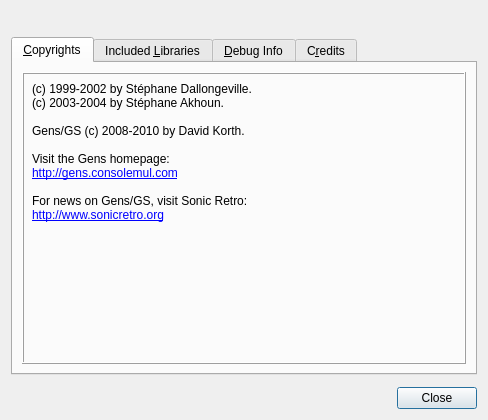
This is src/gens-qt4/ui/AboutWindow.ui in GerbilSoft/gens-gs-ii as Qt 5 draws it before an edit. The edited form follows.
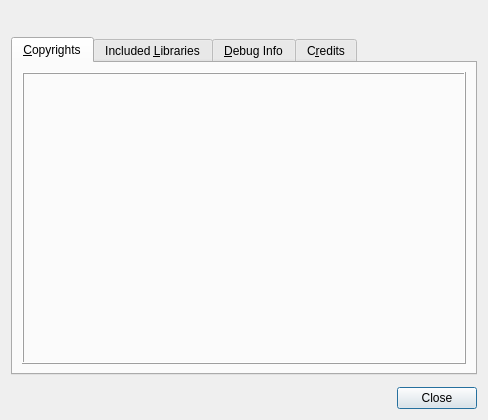
This is the edited form. Icons and pictures are not drawn.

Commit message:
[gens-qt4] AboutWindow::initAboutWindowText(): Set the copyright string in code instead of in the UI file.
This makes it easier to update the copyright string and to translate
various parts of it, including the website descriptions.

Diff of the .ui file:
```diff
--- a/src/gens-qt4/ui/AboutWindow.ui
+++ b/src/gens-qt4/ui/AboutWindow.ui
@@ -71,17 +71,8 @@
           </property>
           <item>
            <widget class="QLabel" name="lblCopyrights">
-            <property name="text">
-             <string>(c) 1999-2002 by Stéphane Dallongeville.&lt;br /&gt;
-(c) 2003-2004 by Stéphane Akhoun.&lt;br /&gt;
-&lt;br /&gt;
-Gens/GS (c) 2008-2010 by David Korth.&lt;br /&gt;
-&lt;br /&gt;
-Visit the Gens homepage:&lt;br /&gt;
-&lt;a href=&quot;http://gens.consolemul.com&quot;&gt;http://gens.consolemul.com&lt;/a&gt;&lt;br /&gt;
-&lt;br /&gt;
-For news on Gens/GS, visit Sonic Retro:&lt;br /&gt;
-&lt;a href=&quot;http://www.sonicretro.org&quot;&gt;http://www.sonicretro.org&lt;/a&gt;</string>
+            <property name="textFormat">
+             <enum>Qt::RichText</enum>
             </property>
             <property name="alignment">
              <set>Qt::AlignLeading|Qt::AlignLeft|Qt::AlignTop</set>
```
The commit also changes 1 other file.
